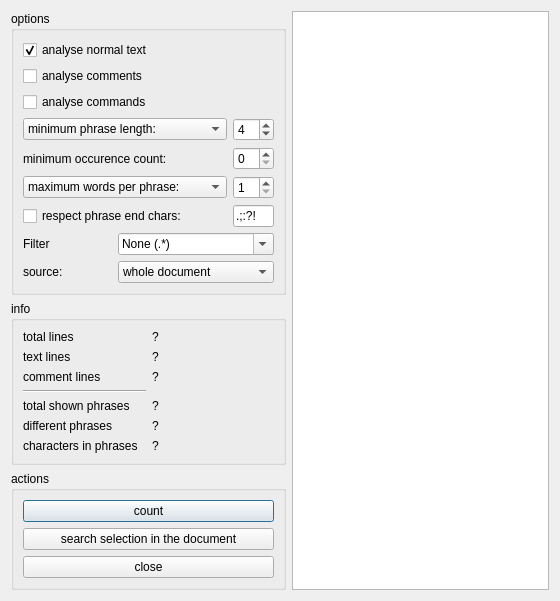
This is textanalysis.ui in svn2github/texstudio-trunk as Qt 5 draws it before an edit. The edited form follows.
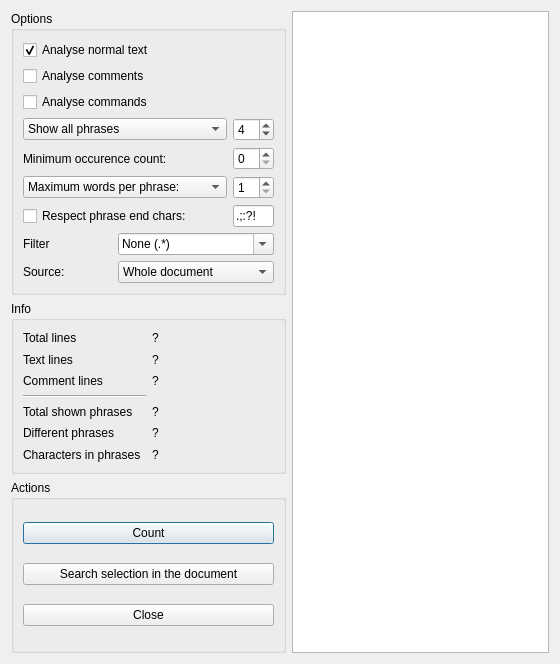
This is the edited form.

Commit message: Corrected strings in textanalysis dialogue.

The edit to the form file:
```diff
--- a/textanalysis.ui
+++ b/textanalysis.ui
@@ -7,7 +7,7 @@
     <x>0</x>
     <y>0</y>
     <width>560</width>
-    <height>564</height>
+    <height>664</height>
    </rect>
   </property>
   <property name="windowTitle">
@@ -17,27 +17,27 @@
    <item row="2" column="0">
     <widget class="QGroupBox" name="groupBox">
      <property name="title">
-      <string>actions</string>
+      <string>Actions</string>
      </property>
      <layout class="QVBoxLayout">
       <item>
        <widget class="QPushButton" name="countButton">
         <property name="text">
-         <string extracomment="count as verb">count</string>
+         <string extracomment="count as verb">Count</string>
         </property>
        </widget>
       </item>
       <item>
        <widget class="QPushButton" name="searchSelectionButton">
         <property name="text">
-         <string>search selection in the document</string>
+         <string>Search selection in the document</string>
         </property>
        </widget>
       </item>
       <item>
        <widget class="QPushButton" name="closeButton">
         <property name="text">
-         <string>close</string>
+         <string>Close</string>
         </property>
        </widget>
       </item>
@@ -47,13 +47,13 @@
    <item row="1" column="0">
     <widget class="QGroupBox" name="groupBox_3">
      <property name="title">
-      <string>info</string>
+      <string>Info</string>
      </property>
      <layout class="QGridLayout">
       <item row="0" column="0">
        <widget class="QLabel" name="label_2">
         <property name="text">
-         <string>total lines</string>
+         <string>Total lines</string>
         </property>
        </widget>
       </item>
@@ -67,21 +67,21 @@
       <item row="1" column="0">
        <widget class="QLabel" name="label_3">
         <property name="text">
-         <string>text lines</string>
+         <string>Text lines</string>
         </property>
        </widget>
       </item>
       <item row="4" column="0">
        <widget class="QLabel" name="label_4">
         <property name="text">
-         <string>total shown phrases</string>
+         <string>Total shown phrases</string>
         </property>
        </widget>
       </item>
       <item row="2" column="0">
        <widget class="QLabel" name="label_5">
         <property name="text">
-         <string>comment lines</string>
+         <string>Comment lines</string>
         </property>
        </widget>
       </item>
@@ -109,7 +109,7 @@
       <item row="5" column="0">
        <widget class="QLabel" name="label">
         <property name="text">
-         <string>different phrases</string>
+         <string>Different phrases</string>
         </property>
        </widget>
       </item>
@@ -123,7 +123,7 @@
       <item row="6" column="0">
        <widget class="QLabel" name="label_6">
         <property name="text">
-         <string>characters in phrases</string>
+         <string>Characters in phrases</string>
         </property>
        </widget>
       </item>
@@ -156,7 +156,7 @@
       </sizepolicy>
      </property>
      <property name="title">
-      <string>options</string>
+      <string>Options</string>
      </property>
      <layout class="QGridLayout" name="gridLayout" columnstretch="0,0,0">
       <item row="0" column="0" colspan="2">
@@ -165,7 +165,7 @@
          <string>If this is enabled, words/phrases in the normal text (which aren't in comments) are counted</string>
         </property>
         <property name="text">
-         <string>analyse normal text</string>
+         <string>Analyse normal text</string>
         </property>
         <property name="checked">
          <bool>true</bool>
@@ -178,7 +178,7 @@
          <string>If this is enabled, words/phrases in the comments are counted.</string>
         </property>
         <property name="text">
-         <string>analyse comments</string>
+         <string>Analyse comments</string>
         </property>
        </widget>
       </item>
@@ -188,7 +188,7 @@
          <string>If this is enabled, \commands are counted.</string>
         </property>
         <property name="text">
-         <string>analyse commands</string>
+         <string>Analyse commands</string>
         </property>
        </widget>
       </item>
@@ -209,16 +209,16 @@
 (e.g. with length 3, the sentence &quot;this is a test&quot; is equally to &quot;this test&quot;, while the other options would separate it in &quot;this is&quot;, &quot;is a&quot;, &quot;a test&quot;, even if non of this phrases would be shown)</string>
         </property>
         <property name="currentIndex">
-         <number>1</number>
+         <number>0</number>
         </property>
         <item>
          <property name="text">
-          <string>show all phrases</string>
+          <string>Show all phrases</string>
          </property>
         </item>
         <item>
          <property name="text">
-          <string>minimum phrase length:</string>
+          <string>Minimum phrase length:</string>
          </property>
         </item>
         <item>
@@ -268,7 +268,7 @@
       <item row="4" column="0" colspan="2">
        <widget class="QLabel" name="label_9">
         <property name="text">
-         <string>minimum occurence count:</string>
+         <string>Minimum occurence count:</string>
         </property>
        </widget>
       </item>
@@ -321,7 +321,7 @@
       <item row="8" column="0">
        <widget class="QLabel" name="label_7">
         <property name="text">
-         <string>source:</string>
+         <string>Source:</string>
         </property>
        </widget>
       </item>
@@ -355,7 +355,7 @@
 If not, end characters are ignored.</string>
         </property>
         <property name="text">
-         <string>respect phrase end chars:</string>
+         <string>Respect phrase end chars:</string>
         </property>
        </widget>
       </item>
@@ -368,7 +368,7 @@
         </property>
         <item>
          <property name="text">
-          <string>maximum words per phrase:</string>
+          <string>Maximum words per phrase:</string>
          </property>
         </item>
         <item>
@@ -426,7 +426,7 @@
         </property>
         <item>
          <property name="text">
-          <string>whole document</string>
+          <string>Whole document</string>
          </property>
         </item>
         <item>
```
Left out of the diff: 10 changed lines with no effect on the pictures. The commit also changes 1 other file.
